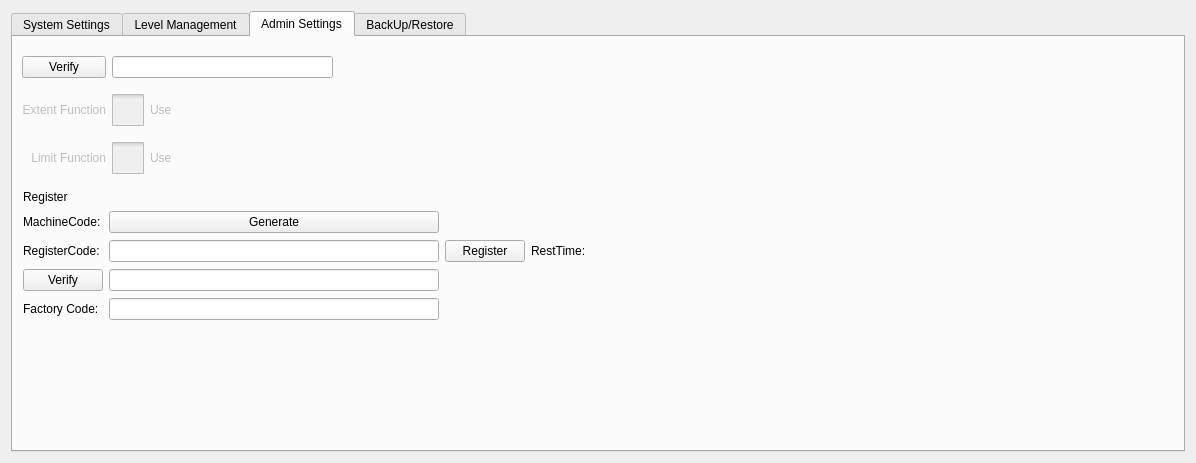
First picture: the form in hcsettings/ichcsystemsettingsframe.ui, repository dongdong-2009/3-5AxisRobot, before the edit.
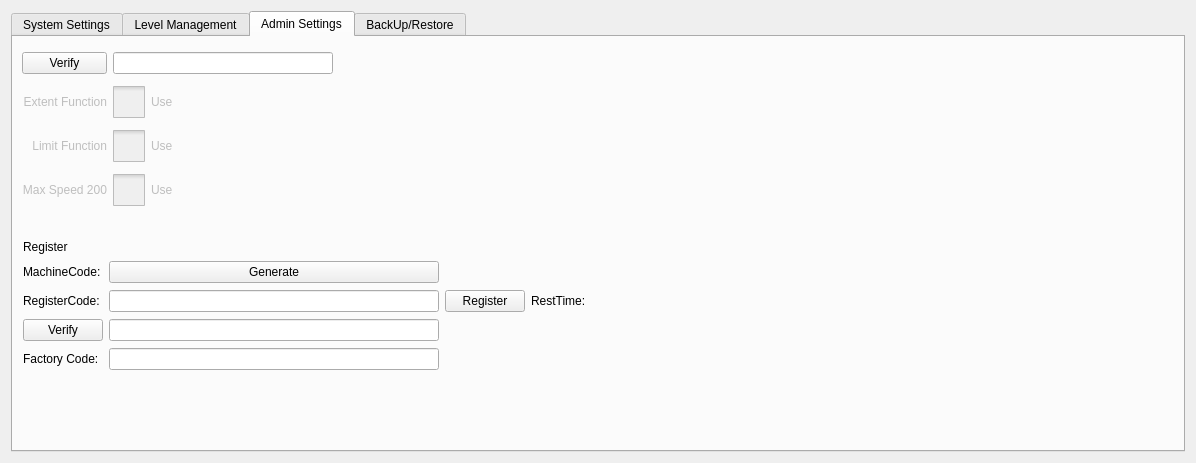
Second picture: the form after the edit. The open tabs and pages were chosen to show the change. Icons and pictures are not drawn. Custom widgets are drawn as their Qt base class.

What changed in the file:
```diff
--- a/hcsettings/ichcsystemsettingsframe.ui
+++ b/hcsettings/ichcsystemsettingsframe.ui
@@ -866,7 +866,7 @@
        <property name="geometry">
         <rect>
          <x>10</x>
-         <y>150</y>
+         <y>200</y>
          <width>641</width>
          <height>141</height>
         </rect>
@@ -1053,7 +1053,7 @@
          <x>9</x>
          <y>9</y>
          <width>311</width>
-         <height>141</height>
+         <height>166</height>
         </rect>
        </property>
        <layout class="QGridLayout" name="gridLayout_2">
@@ -1173,6 +1173,54 @@
           </property>
          </widget>
         </item>
+        <item row="4" column="1">
+         <widget class="QCheckBox" name="limitMaxSpeedBox">
+          <property name="enabled">
+           <bool>false</bool>
+          </property>
+          <property name="styleSheet">
+           <string notr="true">::indicator {
+     width: 32px;
+     height: 32px;
+ }
+
+::indicator:unchecked 
+{
+     image: url(:/resource/check_unchecked.png);
+ }
+::indicator:checked 
+{
+     image: url(:/resource/check_checked.png);
+ }
+
+::indicator:checked:disabled
+{
+ image: url(:/resource/check_checked_disable.png);
+}
+
+::indicator:unchecked:disabled
+{
+ image: url(:/resource/check_unchecked_disable.png);
+}</string>
+          </property>
+          <property name="text">
+           <string>Use</string>
+          </property>
+         </widget>
+        </item>
+        <item row="4" column="0">
+         <widget class="QLabel" name="maxSpeedLabel">
+          <property name="enabled">
+           <bool>false</bool>
+          </property>
+          <property name="text">
+           <string>Max Speed 200</string>
+          </property>
+          <property name="alignment">
+           <set>Qt::AlignRight|Qt::AlignTrailing|Qt::AlignVCenter</set>
+          </property>
+         </widget>
+        </item>
        </layout>
       </widget>
      </widget>
```
Left out of the diff: 29 changed lines with no effect on the pictures.
